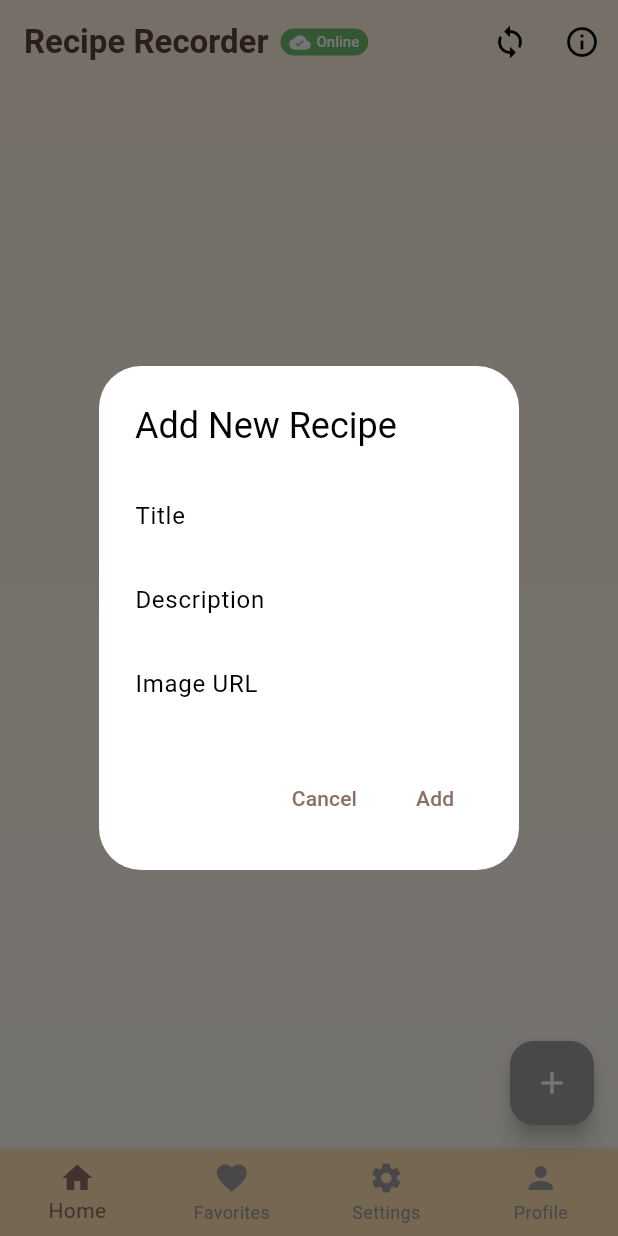
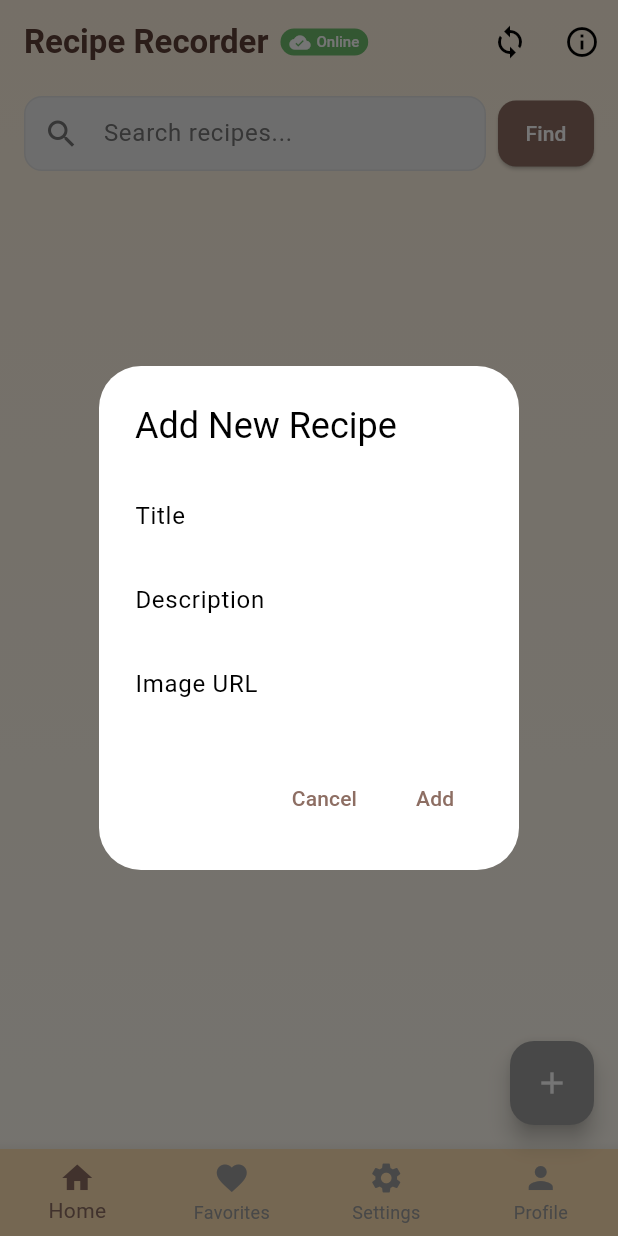
Before and after one commit to ElectroJK/recipe_recorder_app, a Flutter app: the screen it shows once a user with an empty profile is signed in, after a tap on the "add" icon, on a phone screen of 412 x 824 dp. Run offline on Flutter 3.47's test engine with Material 3 defaults, Android fonts, the phone set to English and light mode, and no system bars; our stand-ins replace cloud_firestore, connectivity_plus, firebase_auth, firebase_core, flutter_slidable, hive and 2 more; accounts and stored records are empty; generated files the repository leaves out were written again.

Commit message:
added search bar, small fixes

```diff
--- a/lib/homePage/home_page.dart
+++ b/lib/homePage/home_page.dart
@@ -38,12 +38,20 @@ class _HomePageState extends State<HomePage> {
   Set<String> favoriteRecipeIds = {};
   int _selectedIndex = 0;
   final List<Widget> _pages = [];
+  final TextEditingController _searchController = TextEditingController();
+  String _searchQuery = '';
 
   @override
   void initState() {
     super.initState();
     _loadFavorites();
     _checkAuthState();
+  }
+
+  @override
+  void dispose() {
+    _searchController.dispose();
+    super.dispose();
   }
 
   void _checkAuthState() {
@@ -113,7 +121,8 @@ class _HomePageState extends State<HomePage> {
     Navigator.push(
       context,
       MaterialPageRoute(
-        builder: (_) => SettingsPage(
+        builder:
+            (_) => SettingsPage(
               currentTheme: widget.currentTheme,
               onThemeChanged: widget.onThemeChanged,
               onLocaleChanged: widget.onLocaleChanged,
@@ -127,6 +136,65 @@ class _HomePageState extends State<HomePage> {
       context,
       MaterialPageRoute(builder: (_) => const ProfilePage()),
     ).then((_) => setState(() => _selectedIndex = 0));
+  }
+
+  Widget _buildSearchBar() {
+    final isDark = Theme.of(context).brightness == Brightness.dark;
+    final userSettings = context.read<UserSettingsProvider>();
+
+    return Padding(
+      padding: const EdgeInsets.symmetric(horizontal: 16.0, vertical: 8.0),
+      child: Row(
+        children: [
+          Expanded(
+            child: Container(
+              decoration: BoxDecoration(
+                color: isDark ? Colors.grey[800] : Colors.grey[200],
+                borderRadius: BorderRadius.circular(12),
+                border: Border.all(
+                  color: isDark ? Colors.grey[700]! : Colors.grey[300]!,
+                  width: 1,
+                ),
+              ),
+              child: TextField(
+                controller: _searchController,
+                onChanged: (value) => setState(() => _searchQuery = value),
+                style: TextStyle(color: isDark ? Colors.white : Colors.black),
+                decoration: InputDecoration(
+                  hintText: context.l10n.searchHint,
+                  hintStyle: TextStyle(
+                    color: isDark ? Colors.grey[400] : Colors.grey[600],
+                  ),
+                  prefixIcon: Icon(
+                    Icons.search,
+                    color: isDark ? Colors.grey[400] : Colors.grey[600],
+                  ),
+                  border: InputBorder.none,
+                  contentPadding: const EdgeInsets.symmetric(
+                    horizontal: 16,
+                    vertical: 12,
+                  ),
+                ),
+              ),
+            ),
+          ),
+          const SizedBox(width: 8),
+          ElevatedButton(
+            onPressed: () {
+              setState(() => _searchQuery = _searchController.text);
+              FocusScope.of(context).unfocus();
+            },
+            style: ElevatedButton.styleFrom(
+              padding: const EdgeInsets.symmetric(vertical: 12, horizontal: 16),
+              shape: RoundedRectangleBorder(
+                borderRadius: BorderRadius.circular(12),
+              ),
+            ),
+            child: Text(context.l10n.searchButton),
+          ),
+        ],
+      ),
+    );
   }
 
   @override
@@ -204,6 +272,10 @@ class _HomePageState extends State<HomePage> {
         body: Center(
           child: ConstrainedBox(
             constraints: const BoxConstraints(maxWidth: 700),
+            child: Column(
+              children: [
+                _buildSearchBar(),
+                Expanded(
                   child: Padding(
                     padding: const EdgeInsets.all(12),
                     child: StreamBuilder<QuerySnapshot>(
@@ -220,12 +292,41 @@ class _HomePageState extends State<HomePage> {
                           );
                         }
                         if (!snapshot.hasData) {
-                    return const Center(child: CircularProgressIndicator());
+                          return const Center(
+                            child: CircularProgressIndicator(),
+                          );
                         }
 
                         final docs = snapshot.data!.docs;
+                        final filteredDocs =
+                            _searchQuery.isEmpty
+                                ? docs
+                                : docs.where((doc) {
+                                  final data =
+                                      doc.data()! as Map<String, dynamic>;
+                                  final title =
+                                      (data['title'] as String? ?? '')
+                                          .toLowerCase();
+                                  final description =
+                                      (data['description'] as String? ?? '')
+                                          .toLowerCase();
+                                  final query = _searchQuery.toLowerCase();
+                                  return title.contains(query) ||
+                                      description.contains(query);
+                                }).toList();
+
+                        if (filteredDocs.isEmpty) {
+                          return Center(
+                            child: Text(
+                              _searchQuery.isEmpty
+                                  ? 'No recipes yet. Add some!'
+                                  : context.l10n.noSearchResults,
+                            ),
+                          );
+                        }
+
                         final recipeCards =
-                      docs.map((doc) {
+                            filteredDocs.map((doc) {
                               final data = doc.data()! as Map<String, dynamic>;
                               final recipeId = doc.id;
                               final title = data['title'] ?? '';
@@ -248,14 +349,18 @@ class _HomePageState extends State<HomePage> {
                                     children: [
                                       SlidableAction(
                                         onPressed:
-                                      (_) => _toggleFavorite(recipeId, title),
+                                            (_) => _toggleFavorite(
+                                              recipeId,
+                                              title,
+                                            ),
                                         backgroundColor: Colors.orange,
                                         foregroundColor: Colors.white,
                                         icon: Icons.star,
                                         label: context.l10n.favoritesLabel,
                                       ),
                                       SlidableAction(
-                                  onPressed: (_) => _confirmDelete(recipeId),
+                                        onPressed:
+                                            (_) => _confirmDelete(recipeId),
                                         backgroundColor: Colors.red,
                                         foregroundColor: Colors.white,
                                         icon: Icons.delete,
@@ -265,7 +370,12 @@ class _HomePageState extends State<HomePage> {
                                   ),
                                   child: Stack(
                                     children: [
-                                _recipeCard(context, title, description, image),
+                                      _recipeCard(
+                                        context,
+                                        title,
+                                        description,
+                                        image,
+                                      ),
                                       if (isFavorite)
                                         const Positioned(
                                           top: 8,
@@ -284,6 +394,9 @@ class _HomePageState extends State<HomePage> {
                         return ListView(children: recipeCards);
                       },
                     ),
+                  ),
+                ),
+              ],
             ),
           ),
         ),
@@ -608,7 +721,10 @@ class _HomePageState extends State<HomePage> {
     return Container(
       padding: const EdgeInsets.symmetric(horizontal: 6, vertical: 2),
       decoration: BoxDecoration(
-        color: controller.isOnline ? Colors.green.withOpacity(0.8) : Colors.grey.withOpacity(0.8),
+        color:
+            controller.isOnline
+                ? Colors.green.withOpacity(0.8)
+                : Colors.grey.withOpacity(0.8),
         borderRadius: BorderRadius.circular(12),
       ),
       child: Row(
--- a/lib/l10n/intl_en.arb
+++ b/lib/l10n/intl_en.arb
@@ -1,6 +1,9 @@
 {
   "@@locale": "en",
   "appTitle": "Recipe Recorder",
+  "searchHint": "Search recipes...",
+  "searchButton": "Find",
+  "noSearchResults": "No recipes found",
   "settings": "Settings",
   "theme": "Theme",
   "language": "Language",
@@ -95,5 +98,8 @@
   "logoutConfirmTitle": "Confirm Logout",
   "logoutConfirmMessage": "Are you sure you want to log out?",
   "yes": "Yes",
-"no": "No"
+  "no": "No",
+  "searchHint": "Search recipes...",
+  "searchButton": "Find",
+  "noSearchResults": "No recipes found"
 }
```
Also changed, not shown: lib/l10n/intl_kk.arb (+5 -4 lines). Lines whose indentation alone changed are shown as unchanged.
